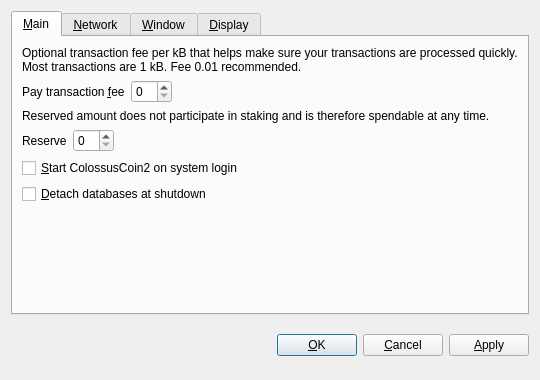
Above: src/qt/forms/optionsdialog.ui from Crestington/Test7 before the change. Below: the same form after it.
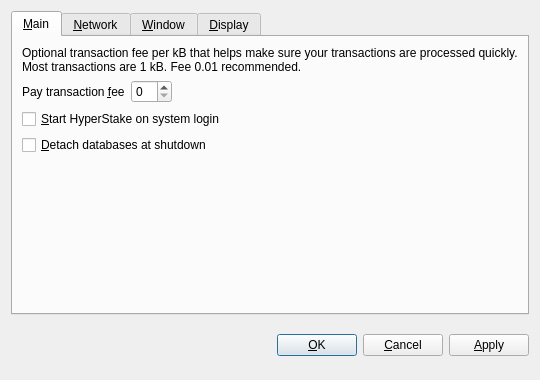
That is the form after the change. Custom widgets are drawn as their Qt base class.

Commit message: CV2 to HyperStake

The edit to the form file:
```diff
--- a/src/qt/forms/optionsdialog.ui
+++ b/src/qt/forms/optionsdialog.ui
@@ -62,53 +62,7 @@
           <widget class="BitcoinAmountField" name="transactionFee"/>
          </item>
          <item>
-          <spacer name="horizontalSpacerFee">
-           <property name="orientation">
-            <enum>Qt::Horizontal</enum>
-           </property>
-           <property name="sizeHint" stdset="0">
-            <size>
-             <width>40</width>
-             <height>20</height>
-            </size>
-           </property>
-          </spacer>
-         </item>
-        </layout>
-       </item>
-       <item>
-        <widget class="QLabel" name="reserveBalanceInfoLabel">
-         <property name="text">
-          <string>Reserved amount does not participate in staking and is therefore spendable at any time.</string>
-         </property>
-         <property name="textFormat">
-          <enum>Qt::PlainText</enum>
-         </property>
-         <property name="wordWrap">
-          <bool>true</bool>
-         </property>
-        </widget>
-       </item>
-       <item>
-        <layout class="QHBoxLayout" name="horizontalLayoutReserveBalance">
-         <item>
-          <widget class="QLabel" name="reserveBalanceLabel">
-           <property name="text">
-            <string>Reserve</string>
-           </property>
-           <property name="textFormat">
-            <enum>Qt::PlainText</enum>
-           </property>
-           <property name="buddy">
-            <cstring>reserveBalance</cstring>
-           </property>
-          </widget>
-         </item>
-         <item>
-          <widget class="BitcoinAmountField" name="reserveBalance"/>
-         </item>
-         <item>
-          <spacer name="horizontalSpacerReserveBalance">
+          <spacer name="horizontalSpacer_Main">
            <property name="orientation">
             <enum>Qt::Horizontal</enum>
            </property>
@@ -128,7 +82,7 @@
           <string>Automatically start ColossusCoin2 after logging in to the system.</string>
          </property>
          <property name="text">
-          <string>&amp;Start ColossusCoin2 on system login</string>
+          <string>&amp;Start HyperStake on system login</string>
          </property>
         </widget>
        </item>
```
Left out of the diff: 12 changed lines with no effect on the pictures. The commit also changes 722 other files.
